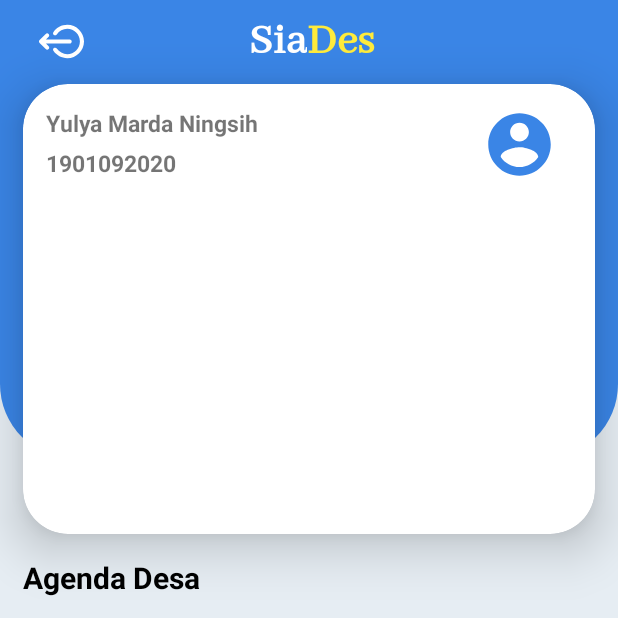
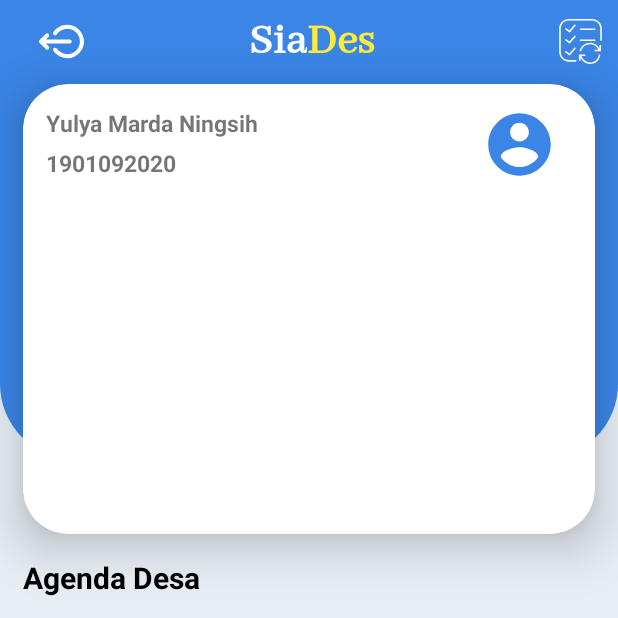
Before and after one commit to adindaputrijn/aplikasi_desa, an Android app: the screen it shows after launch (MainActivity), on a phone screen of 412 x 824 dp, the top half of it. Run offline under Robolectric (Android 15) with nearby library versions, the phone set to English and light mode, and no system bars; libraries missing offline, so code that uses them is left out: com.pixplicity.easyprefs; pictures from the network do not load; Roboto replaces fonts that are not available here; 1 statement that could not run was skipped.

Commit message:
list pengaduan

```diff
--- a/app/src/main/AndroidManifest.xml
+++ b/app/src/main/AndroidManifest.xml
@@ -13,6 +13,9 @@
         android:supportsRtl="true"
         android:theme="@style/Theme.Aplikasi_Desa"
         android:usesCleartextTraffic="true">
+        <activity
+            android:name=".ListPengaduanActivity"
+            android:exported="false" />
         <activity
             android:name=".ui.berita.DetailBeritaActivity"
             android:exported="false" />
--- /dev/null
+++ b/app/src/main/res/drawable/ic_list.xml
@@ -0,0 +1,11 @@
+<vector android:height="200dp" android:viewportHeight="57"
+    android:viewportWidth="57" android:width="200dp" xmlns:android="http://schemas.android.com/apk/res/android">
+    <path android:fillColor="#FF000000" android:pathData="M52.699,45.02c-0.55,-0.101 -1.069,0.241 -1.18,0.781C50.403,51.303 46.074,55 40.749,55c-5.028,0 -9.446,-3.3 -10.948,-8H34.5v-2h-8v8h2v-3.849C30.669,53.833 35.415,57 40.749,57c6.304,0 11.42,-4.341 12.731,-10.801C53.59,45.657 53.24,45.13 52.699,45.02z"/>
+    <path android:fillColor="#FF000000" android:pathData="M52.5,37.309C50.25,32.854 45.796,30 40.749,30c-6.109,0 -11.541,3.997 -13.209,9.721c-0.154,0.53 0.15,1.085 0.681,1.239c0.529,0.158 1.085,-0.15 1.239,-0.681C30.858,35.482 35.605,32 40.749,32c4.565,0 8.562,2.766 10.33,7H46.5v2h8v-8h-2V37.309z"/>
+    <path android:fillColor="#FF000000" android:pathData="M28.5,14h18c0.553,0 1,-0.447 1,-1s-0.447,-1 -1,-1h-18c-0.553,0 -1,0.447 -1,1S27.947,14 28.5,14z"/>
+    <path android:fillColor="#FF000000" android:pathData="M28.5,28h18c0.553,0 1,-0.447 1,-1s-0.447,-1 -1,-1h-18c-0.553,0 -1,0.447 -1,1S27.947,28 28.5,28z"/>
+    <path android:fillColor="#FF000000" android:pathData="M22.079,7.241c-0.418,-0.358 -1.05,-0.313 -1.409,0.108l-6.248,7.288L10.6,11.771c-0.441,-0.331 -1.068,-0.243 -1.399,0.2c-0.332,0.441 -0.242,1.068 0.2,1.399l4.571,3.429c0.179,0.135 0.39,0.2 0.599,0.2c0.283,0 0.563,-0.119 0.76,-0.35l6.857,-8C22.548,8.231 22.499,7.601 22.079,7.241z"/>
+    <path android:fillColor="#FF000000" android:pathData="M22.079,21.241c-0.418,-0.359 -1.05,-0.312 -1.409,0.108l-6.248,7.288L10.6,25.771c-0.441,-0.331 -1.068,-0.243 -1.399,0.2c-0.332,0.441 -0.242,1.068 0.2,1.399l4.571,3.429c0.179,0.135 0.39,0.2 0.599,0.2c0.283,0 0.563,-0.119 0.76,-0.35l6.857,-8C22.548,22.231 22.499,21.601 22.079,21.241z"/>
+    <path android:fillColor="#FF000000" android:pathData="M20.67,36.35l-6.248,7.287L10.6,40.771c-0.441,-0.33 -1.068,-0.243 -1.399,0.2c-0.332,0.441 -0.242,1.068 0.2,1.399l4.571,3.429c0.179,0.135 0.39,0.2 0.599,0.2c0.283,0 0.563,-0.119 0.76,-0.35l6.857,-7.999c0.36,-0.419 0.312,-1.05 -0.108,-1.409C21.661,35.883 21.029,35.929 20.67,36.35z"/>
+    <path android:fillColor="#FF000000" android:pathData="M43.324,0H13.676C6.962,0 1.5,5.462 1.5,12.176v29.648C1.5,48.538 6.962,54 13.676,54H22.5c0.553,0 1,-0.447 1,-1s-0.447,-1 -1,-1h-8.824C8.064,52 3.5,47.436 3.5,41.824V12.176C3.5,6.564 8.064,2 13.676,2h29.648C48.936,2 53.5,6.564 53.5,12.176V27c0,0.553 0.447,1 1,1s1,-0.447 1,-1V12.176C55.5,5.462 50.038,0 43.324,0z"/>
+</vector>
--- a/app/src/main/res/layout/fragment_home.xml
+++ b/app/src/main/res/layout/fragment_home.xml
@@ -55,6 +55,15 @@
                         android:layout_alignParentStart="true"
                         android:layout_centerVertical="true"
                         android:src="@drawable/ic_logout"
+                        app:tint="@color/white" />
+
+                    <ImageView
+                        android:id="@+id/listPengaduan"
+                        android:layout_width="30dp"
+                        android:layout_height="30dp"
+                        android:layout_alignParentEnd="true"
+                        android:layout_centerVertical="true"
+                        android:src="@drawable/ic_list"
                         app:tint="@color/white" />
 
                 </RelativeLayout>
```
Also changed, not shown: app/src/main/java/com/ningsih/aplikasi_desa/ui/pengaduan/AdapterPengaduan.kt (added, +56 -0 lines), app/src/main/java/com/ningsih/aplikasi_desa/ui/pengaduan/ListPengaduanActivity.kt (added, +34 -0 lines), app/src/main/res/layout/activity_list_pengaduan.xml (added, +54 -0 lines), app/src/main/res/layout/item_adapter_pengaduan.xml (added, +48 -0 lines).
